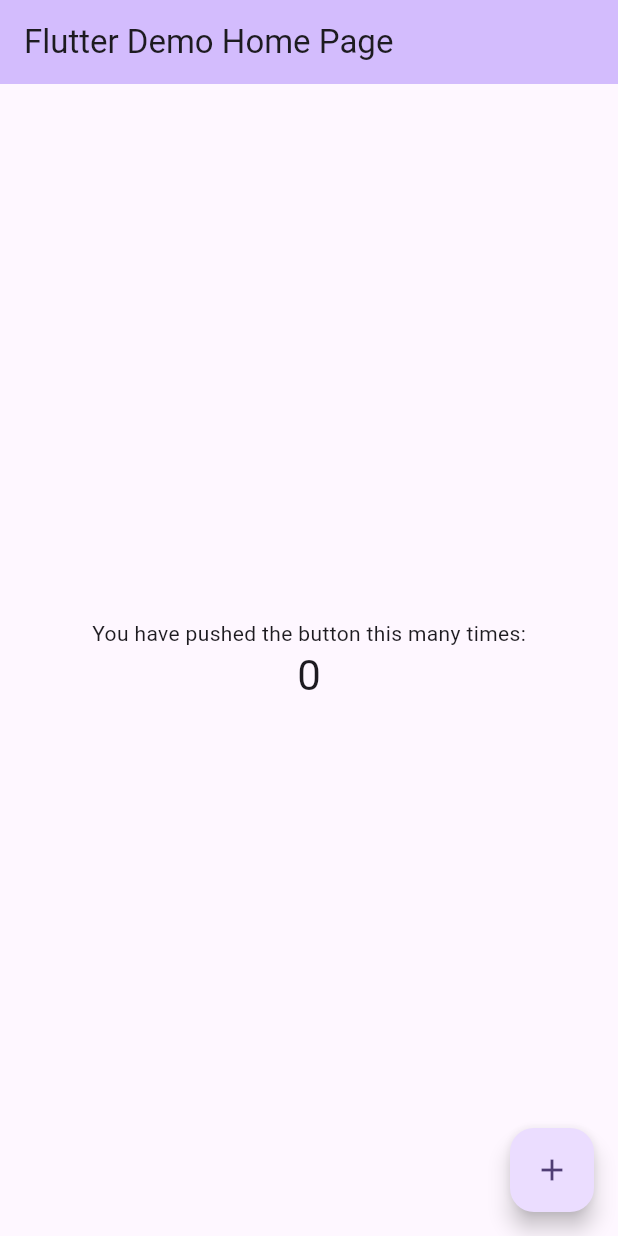
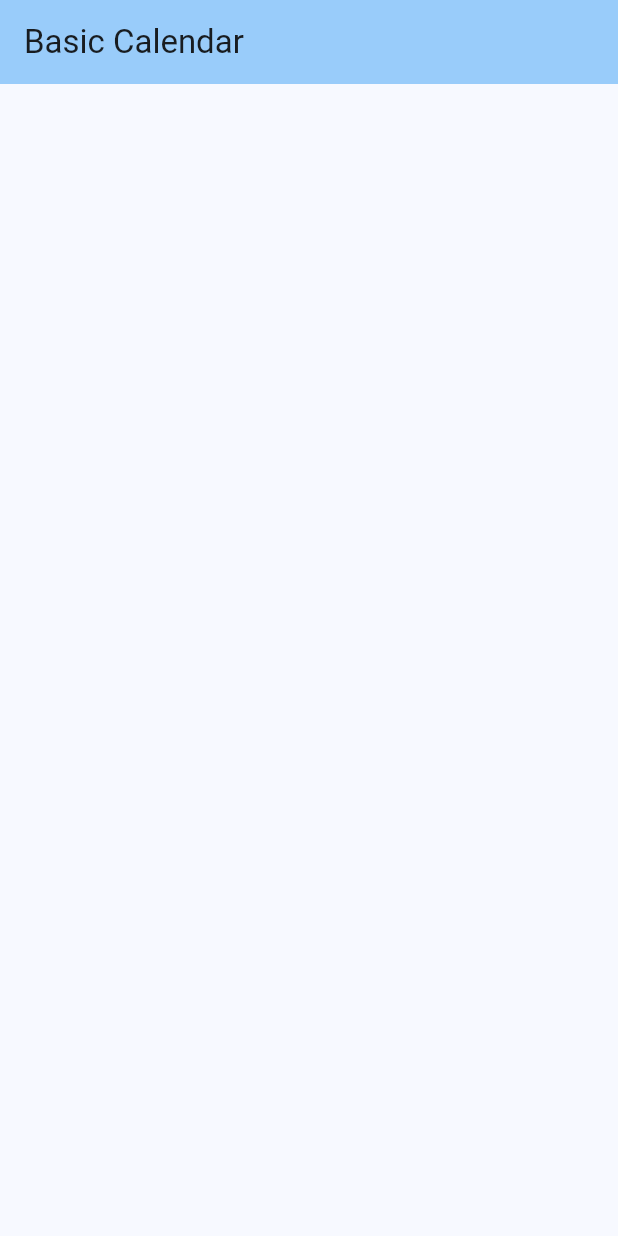
Before and after one commit to BasicCalendar/Calendar, a Flutter app: the screen it shows after launch, on a phone screen of 412 x 824 dp. Run offline on Flutter 3.47's test engine with Material 3 defaults, Android fonts, the phone set to English and light mode, and no system bars.

Commit message:
feat: home page clear

```diff
--- a/lib/main.dart
+++ b/lib/main.dart
@@ -1,4 +1,6 @@
 import 'package:flutter/material.dart';
+
+import 'pages/home_page.dart';
 
 void main() {
   runApp(const MyApp());
@@ -7,111 +9,14 @@ void main() {
 class MyApp extends StatelessWidget {
   const MyApp({super.key});
 
-  // This widget is the root of your application.
   @override
   Widget build(BuildContext context) {
     return MaterialApp(
       title: 'Flutter Demo',
       theme: ThemeData(
-        // This is the theme of your application.
-        //
-        // TRY THIS: Try running your application with "flutter run". You'll see
-        // the application has a purple toolbar. Then, without quitting the app,
-        // try changing the seedColor in the colorScheme below to Colors.green
-        // and then invoke "hot reload" (save your changes or press the "hot
-        // reload" button in a Flutter-supported IDE, or press "r" if you used
-        // the command line to start the app).
-        //
-        // Notice that the counter didn't reset back to zero; the application
-        // state is not lost during the reload. To reset the state, use hot
-        // restart instead.
-        //
-        // This works for code too, not just values: Most code changes can be
-        // tested with just a hot reload.
-        colorScheme: ColorScheme.fromSeed(seedColor: Colors.deepPurple),
+        colorScheme: ColorScheme.fromSeed(seedColor: Colors.blue.shade300),
       ),
-      home: const MyHomePage(title: 'Flutter Demo Home Page'),
+      home: const HomePage(title: 'Basic Calendar'),
     );
   }
 }
-
-class MyHomePage extends StatefulWidget {
-  const MyHomePage({super.key, required this.title});
-
-  // This widget is the home page of your application. It is stateful, meaning
-  // that it has a State object (defined below) that contains fields that affect
-  // how it looks.
-
-  // This class is the configuration for the state. It holds the values (in this
-  // case the title) provided by the parent (in this case the App widget) and
-  // used by the build method of the State. Fields in a Widget subclass are
-  // always marked "final".
-
-  final String title;
-
-  @override
-  State<MyHomePage> createState() => _MyHomePageState();
-}
-
-class _MyHomePageState extends State<MyHomePage> {
-  int _counter = 0;
-
-  void _incrementCounter() {
-    setState(() {
-      _counter++;
-    });
-  }
-
-  @override
-  Widget build(BuildContext context) {
-    // This method is rerun every time setState is called, for instance as done
-    // by the _incrementCounter method above.
-    //
-    // The Flutter framework has been optimized to make rerunning build methods
-    // fast, so that you can just rebuild anything that needs updating rather
-    // than having to individually change instances of widgets.
-    return Scaffold(
-      appBar: AppBar(
-        // TRY THIS: Try changing the color here to a specific color (to
-        // Colors.amber, perhaps?) and trigger a hot reload to see the AppBar
-        // change color while the other colors stay the same.
-        backgroundColor: Theme.of(context).colorScheme.inversePrimary,
-        // Here we take the value from the MyHomePage object that was created by
-        // the App.build method, and use it to set our appbar title.
-        title: Text(widget.title),
-      ),
-      body: Center(
-        // Center is a layout widget. It takes a single child and positions it
-        // in the middle of the parent.
-        child: Column(
-          // Column is also a layout widget. It takes a list of children and
-          // arranges them vertically. By default, it sizes itself to fit its
-          // children horizontally, and tries to be as tall as its parent.
-          //
-          // Column has various properties to control how it sizes itself and
-          // how it positions its children. Here we use mainAxisAlignment to
-          // center the children vertically; the main axis here is the vertical
-          // axis because Columns are vertical (the cross axis would be
-          // horizontal).
-          //
-          // TRY THIS: Invoke "debug painting" (choose the "Toggle Debug Paint"
-          // action in the IDE, or press "p" in the console), to see the
-          // wireframe for each widget.
-          mainAxisAlignment: MainAxisAlignment.center,
-          children: <Widget>[
-            const Text('You have pushed the button this many times:'),
-            Text(
-              '$_counter',
-              style: Theme.of(context).textTheme.headlineMedium,
-            ),
-          ],
-        ),
-      ),
-      floatingActionButton: FloatingActionButton(
-        onPressed: _incrementCounter,
-        tooltip: 'Increment',
-        child: const Icon(Icons.add),
-      ), // This trailing comma makes auto-formatting nicer for build methods.
-    );
-  }
-}
--- /dev/null
+++ b/lib/pages/home_page.dart
@@ -0,0 +1,36 @@
+import 'package:flutter/material.dart';
+
+class HomePage extends StatefulWidget {
+  const HomePage({super.key, required this.title});
+
+  final String title;
+
+  @override
+  State<HomePage> createState() => _HomePageState();
+}
+
+class _HomePageState extends State<HomePage> {
+  int _counter = 0;
+
+  void _incrementCounter() {
+    setState(() {
+      _counter++;
+    });
+  }
+
+  @override
+  Widget build(BuildContext context) {
+    return Scaffold(
+      appBar: AppBar(
+        backgroundColor: Theme.of(context).colorScheme.inversePrimary,
+        title: Text(widget.title),
+      ),
+      body: Center(
+        child: Column(
+          mainAxisAlignment: MainAxisAlignment.center,
+          children: [],
+        ),
+      ),
+    );
+  }
+}
```
